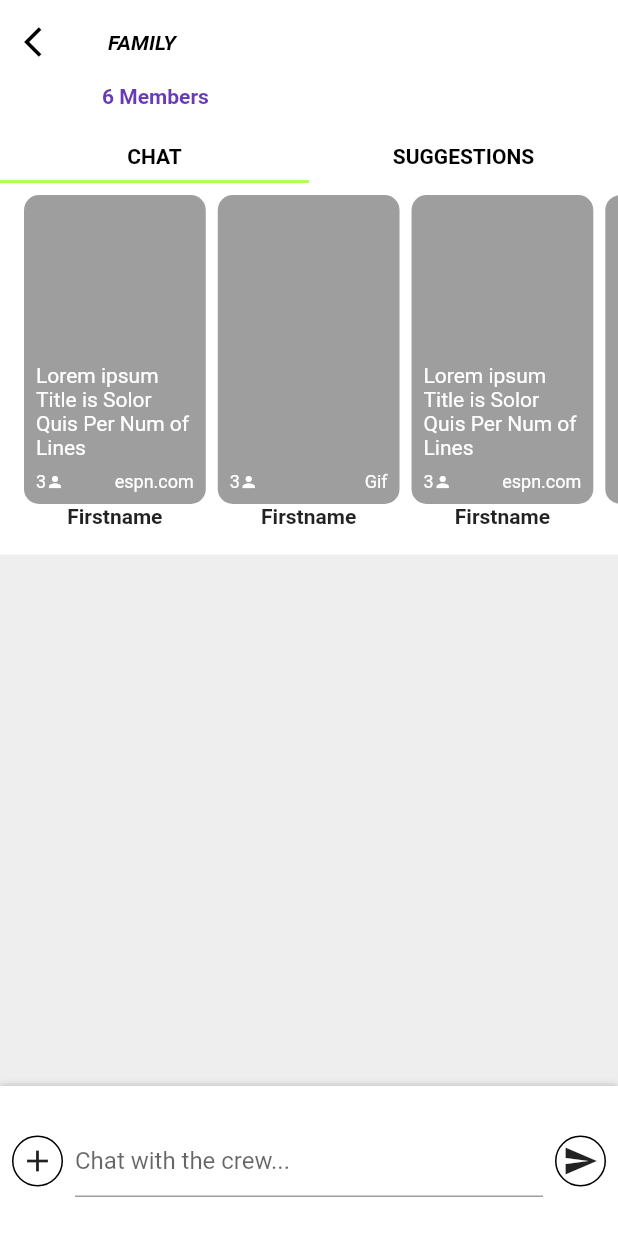
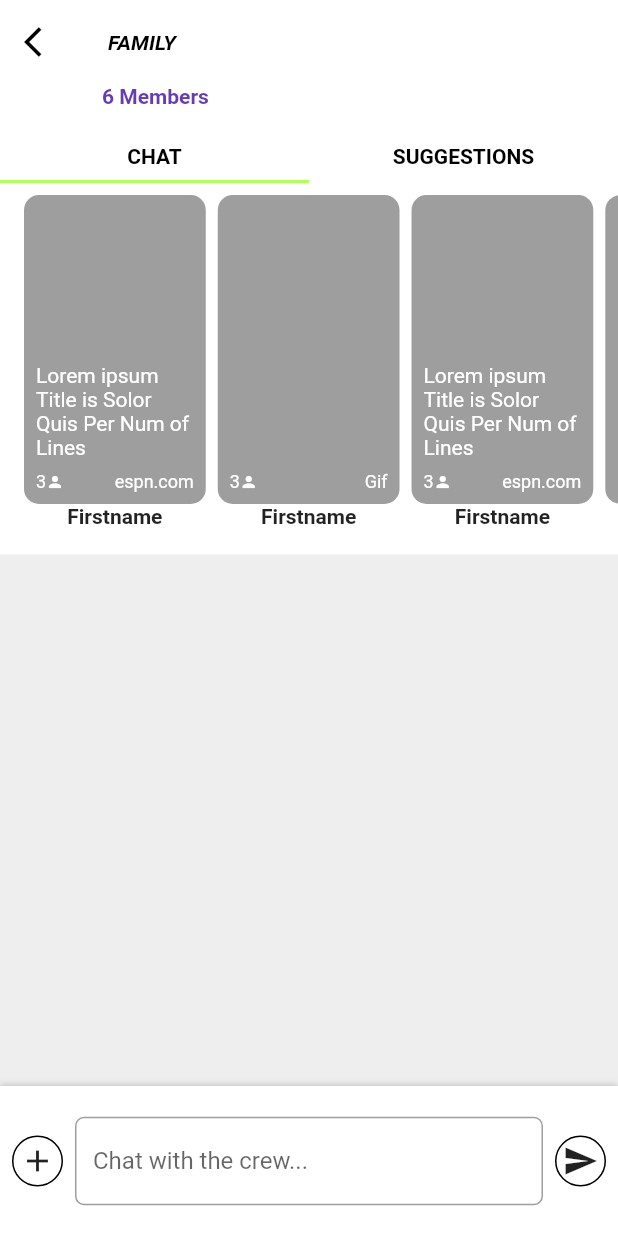
Before and after one commit to TesteurManiak/bstevr_assessment, a Flutter app: the screen it shows after launch, on a phone screen of 412 x 824 dp. Run offline on Flutter 3.47's test engine with Material 2 defaults, Android fonts, the phone set to English and light mode, and no system bars.

Commit message:
rounded border

```diff
--- a/chat_screen/lib/ui/chat_screen/widgets/message_bottom_bar.dart
+++ b/chat_screen/lib/ui/chat_screen/widgets/message_bottom_bar.dart
@@ -17,7 +17,9 @@ class MessageBottomBar extends StatefulWidget with PreferredSizeWidget {
 }
 
 class _MessageBottomBarState extends State<MessageBottomBar> {
-  final _controller = TextEditingController();
+  late final _controller = TextEditingController()
+    ..addListener(_textInputListener);
+
   bool _canSubmit = false;
 
   void _textInputListener() {
@@ -26,12 +28,6 @@ class _MessageBottomBarState extends State<MessageBottomBar> {
     } else if (_controller.text.isNotEmpty && _canSubmit == false) {
       setState(() => _canSubmit = true);
     }
-  }
-
-  @override
-  void initState() {
-    super.initState();
-    _controller.addListener(_textInputListener);
   }
 
   @override
@@ -68,6 +64,10 @@ class _MessageBottomBarState extends State<MessageBottomBar> {
               controller: _controller,
               decoration: InputDecoration(
                 hintText: 'Chat with the crew...',
+                border: OutlineInputBorder(
+                  borderRadius: BorderRadius.circular(6),
+                  borderSide: BorderSide(color: Colors.black),
+                ),
               ),
             ),
           ),
```
